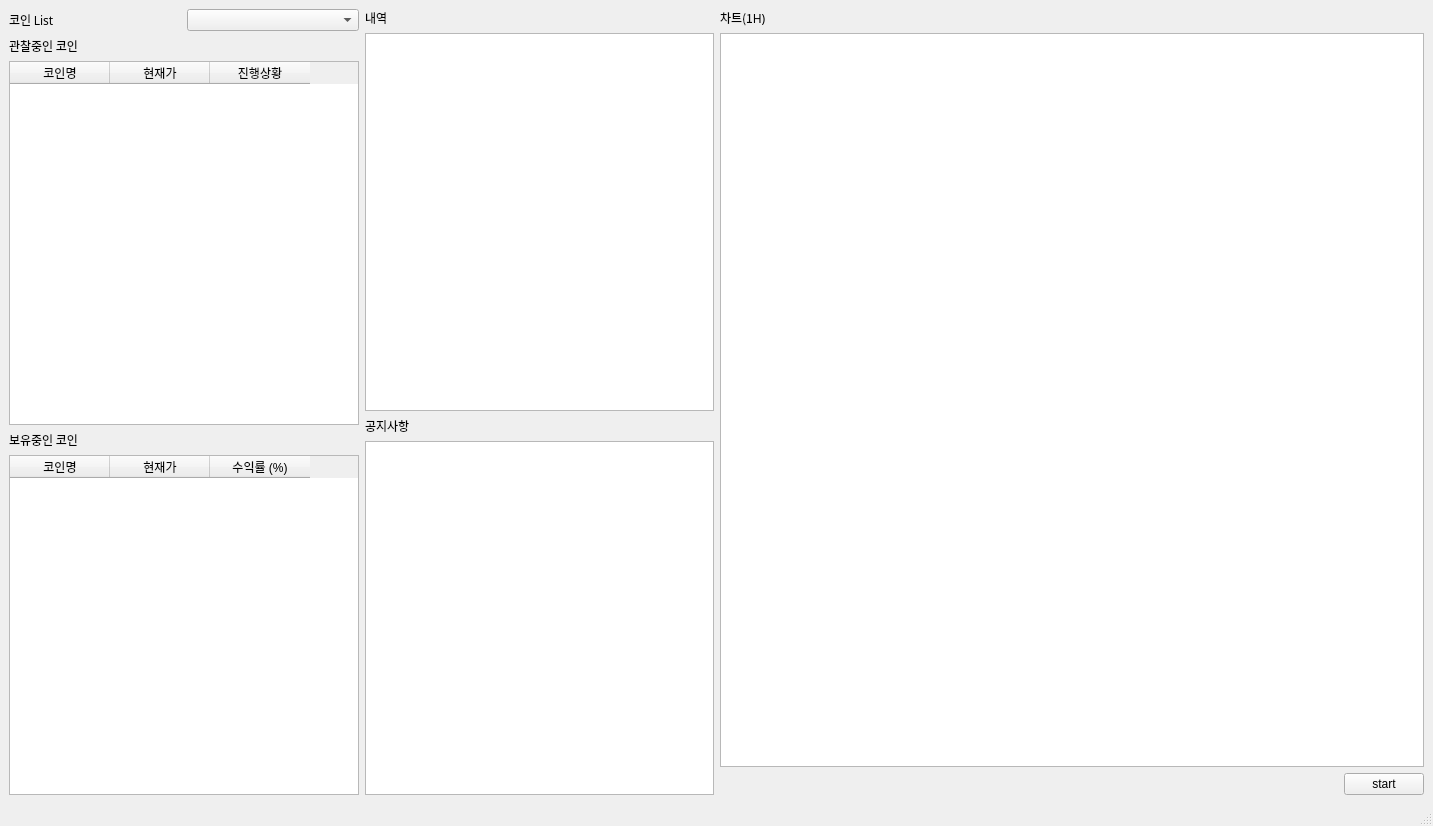
Qt form coin.ui (yun-goon/copy-money) before a commit.
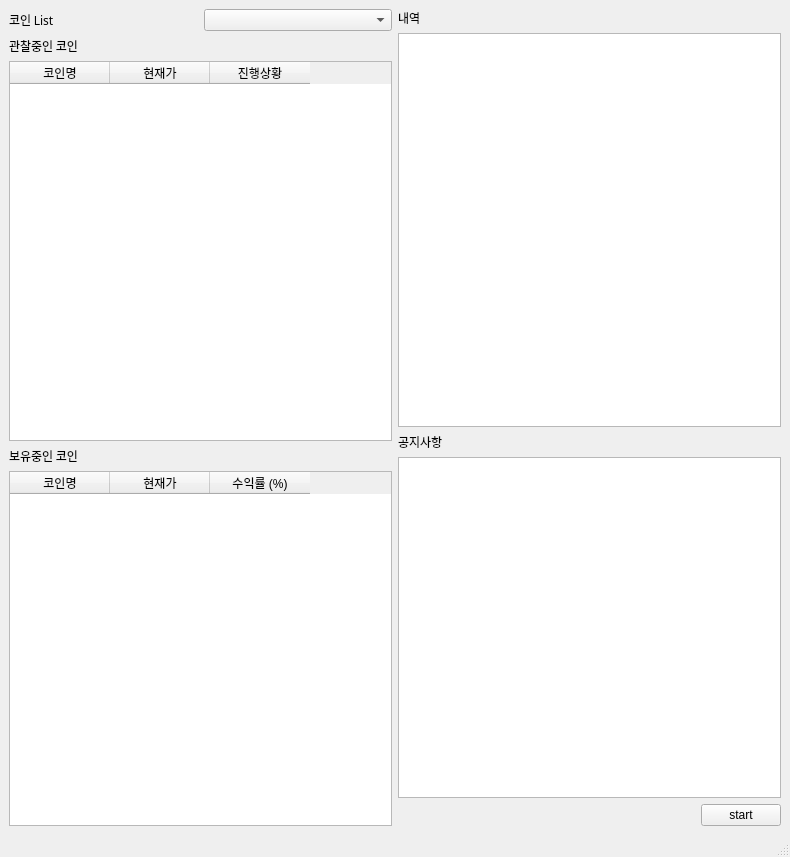
The same form after that commit.

What changed in the file:
```diff
--- a/coin.ui
+++ b/coin.ui
@@ -6,8 +6,8 @@
    <rect>
     <x>0</x>
     <y>0</y>
-    <width>1433</width>
-    <height>826</height>
+    <width>790</width>
+    <height>857</height>
    </rect>
   </property>
   <property name="windowTitle">
@@ -51,6 +51,30 @@
           <item>
            <widget class="QTextBrowser" name="notice_2"/>
           </item>
+          <item>
+           <layout class="QHBoxLayout" name="horizontalLayout_2">
+            <item>
+             <spacer name="horizontalSpacer">
+              <property name="orientation">
+               <enum>Qt::Horizontal</enum>
+              </property>
+              <property name="sizeHint" stdset="0">
+               <size>
+                <width>40</width>
+                <height>20</height>
+               </size>
+              </property>
+             </spacer>
+            </item>
+            <item>
+             <widget class="QPushButton" name="pushButton">
+              <property name="text">
+               <string>start</string>
+              </property>
+             </widget>
+            </item>
+           </layout>
+          </item>
          </layout>
         </item>
        </layout>
@@ -146,49 +170,6 @@
       </item>
      </layout>
     </item>
-    <item row="0" column="1">
-     <layout class="QVBoxLayout" name="verticalLayout_7">
-      <item>
-       <widget class="QLabel" name="label_5">
-        <property name="font">
-         <font>
-          <family>휴먼둥근헤드라인</family>
-         </font>
-        </property>
-        <property name="text">
-         <string>차트(1H)</string>
-        </property>
-       </widget>
-      </item>
-      <item>
-       <widget class="QTextBrowser" name="chart"/>
-      </item>
-      <item>
-       <layout class="QHBoxLayout" name="horizontalLayout_2">
-        <item>
-         <spacer name="horizontalSpacer">
-          <property name="orientation">
-           <enum>Qt::Horizontal</enum>
-          </property>
-          <property name="sizeHint" stdset="0">
-           <size>
-            <width>40</width>
-            <height>20</height>
-           </size>
-          </property>
-         </spacer>
-        </item>
-        <item>
-         <widget class="QPushButton" name="pushButton">
-          <property name="text">
-           <string>start</string>
-          </property>
-         </widget>
-        </item>
-       </layout>
-      </item>
-     </layout>
-    </item>
    </layout>
   </widget>
   <widget class="QMenuBar" name="menubar">
```
Left out of the diff: 2 changed lines with no effect on the pictures.
